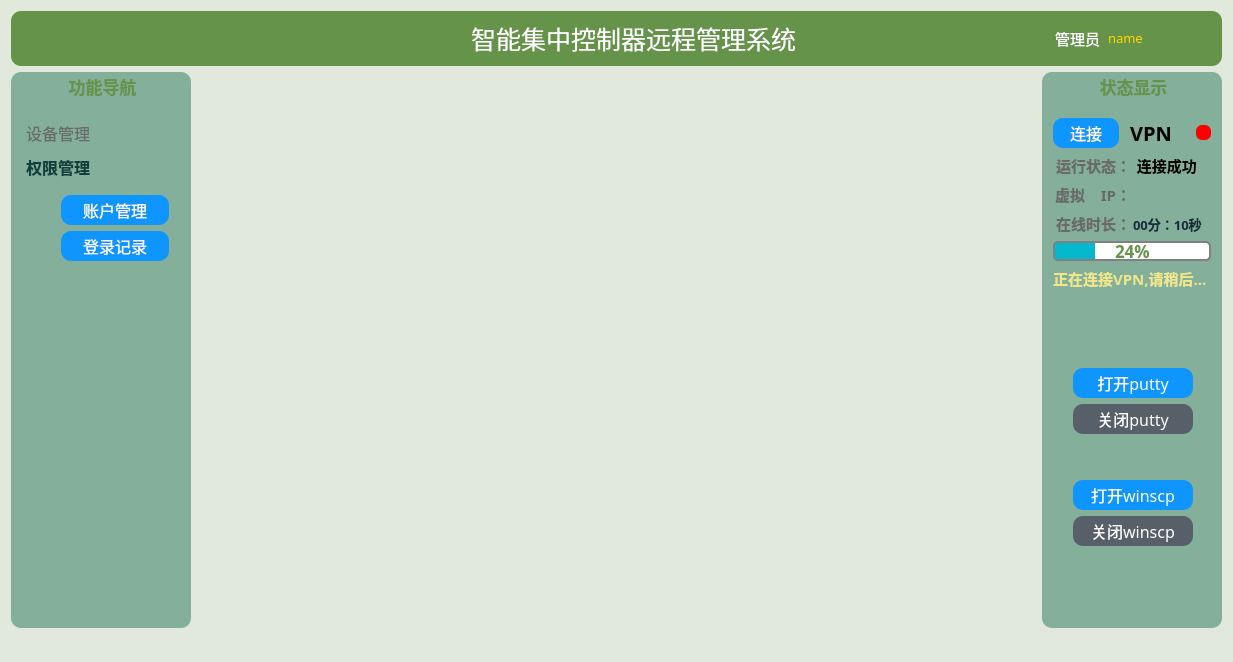
Old version of the form management/managementtool.ui in the repository wwkl3385/ManagementTool.
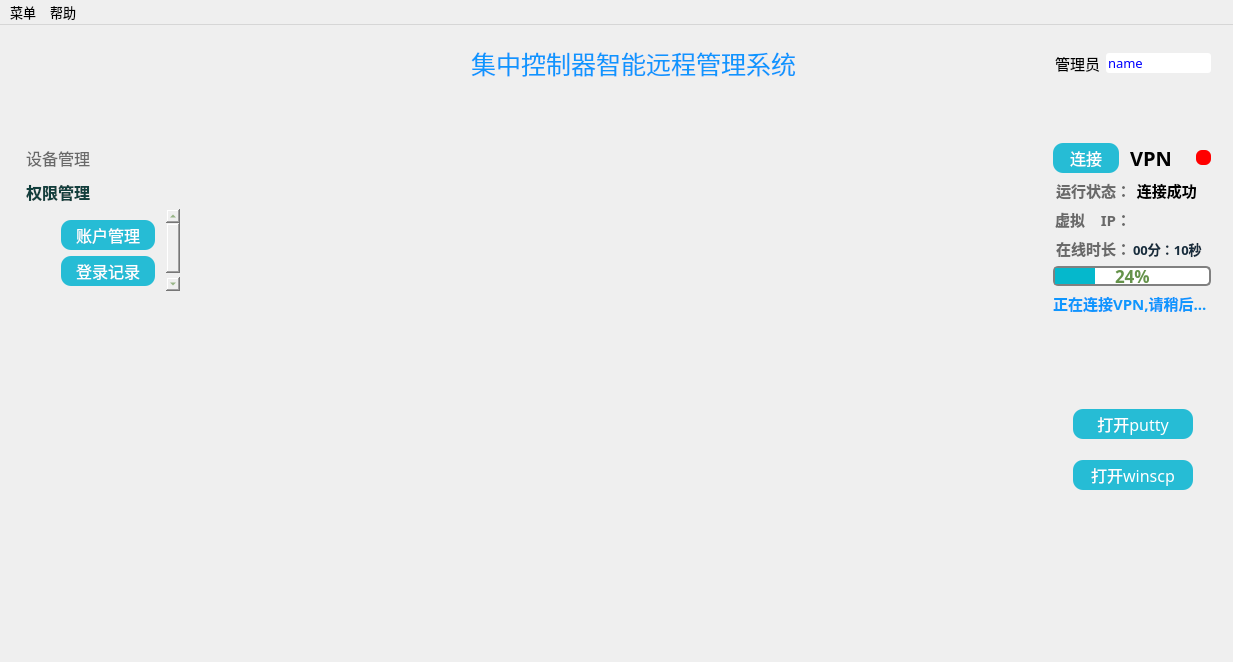
New version of the form. The open tabs and pages were chosen to show the change. Icons and pictures are not drawn.

```diff
--- a/management/managementtool.ui
+++ b/management/managementtool.ui
@@ -26,16 +26,19 @@
    <string>ManagementTool</string>
   </property>
   <property name="styleSheet">
-   <string notr="true">background-color: rgb(225,233,220);
-color: rgb(20,68,106);
-border-radius:10px;
-font:10pt;
-font-family:Microsoft Yahei;
+   <string notr="true">
 
 
 </string>
   </property>
   <widget class="QWidget" name="centralWidget">
+   <property name="styleSheet">
+    <string notr="true">color: rgb(101,147,74);
+border-radius:3px;
+font:13pt;
+font:bold;
+font-family:Microsoft Yahei;</string>
+   </property>
    <layout class="QGridLayout" name="gridLayout_6">
     <item row="0" column="0" colspan="3">
      <widget class="QFrame" name="headerFrame">
@@ -49,7 +52,7 @@
        <string notr="true">color:white;
 font:23pt;
 font-family:Microsoft Yahei;
-background-color: rgb(101,147,74);</string>
+</string>
       </property>
       <property name="frameShape">
        <enum>QFrame::WinPanel</enum>
@@ -70,13 +73,13 @@
           </font>
          </property>
          <property name="styleSheet">
-          <string notr="true">color:white;
+          <string notr="true">color:rgb(14 , 150 , 254);
 font:19pt;
 font-family:Microsoft Yahei;
-background-color: rgb(101,147,74);</string>
+</string>
          </property>
          <property name="text">
-          <string>智能集中控制器远程管理系统</string>
+          <string>集中控制器智能远程管理系统</string>
          </property>
          <property name="alignment">
           <set>Qt::AlignCenter</set>
@@ -130,10 +133,10 @@
          <item>
           <widget class="QLabel" name="nameLabel">
            <property name="styleSheet">
-            <string notr="true">color:white;
+            <string notr="true">color:black;
 font:11pt;
 font-family:Microsoft Yahei;
-background-color: rgb(101,147,74);</string>
+</string>
            </property>
            <property name="text">
             <string>管理员</string>
@@ -152,9 +155,9 @@
             <enum>Qt::LeftToRight</enum>
            </property>
            <property name="styleSheet">
-            <string notr="true">color: gold;
+            <string notr="true">color:blue;
 font:10pt;
-font-family:Microsoft Yahei;</string>
+</string>
            </property>
            <property name="text">
             <string>name</string>
@@ -181,7 +184,7 @@
          <property name="iconSize">
           <size>
            <width>80</width>
-           <height>50</height>
+           <height>40</height>
           </size>
          </property>
         </widget>
@@ -204,7 +207,7 @@
        </size>
       </property>
       <property name="styleSheet">
-       <string notr="true">background-color: rgb(131,175,155);
+       <string notr="true">
 color: rgb(101,147,74);
 border-radius:10px;
 font:13pt;
@@ -212,7 +215,7 @@
 font-family:Microsoft Yahei;</string>
       </property>
       <property name="title">
-       <string>功能导航</string>
+       <string/>
       </property>
       <property name="alignment">
        <set>Qt::AlignCenter</set>
@@ -223,20 +226,20 @@
          <property name="minimumSize">
           <size>
            <width>0</width>
-           <height>180</height>
+           <height>150</height>
           </size>
          </property>
          <property name="maximumSize">
           <size>
            <width>16777215</width>
-           <height>180</height>
+           <height>150</height>
           </size>
          </property>
          <property name="styleSheet">
           <string notr="true">QToolBox::tab {
 background: qlineargradient(x1: 0, y1: 0, x2: 0, y2: 1,
-					stop: 0   rgb(151,173,172), stop: 0.4 rgb(203,203,203),
-					stop: 0.5 rgb(203,203,203), stop: 1.0 rgb(151,173,172));
+					stop: 0   rgb(203,203,203), stop: 0.4 rgb(210,210,210),
+					stop: 0.5 rgb(210,210,210), stop: 1.0 rgb(203,203,203));
 border-radius: 5px;
 font:宋体;
 font:12pt;
@@ -246,8 +249,8 @@
 
 QToolBox::tab:selected { /* italicize selected tabs */
 background: qlineargradient(x1: 0, y1: 0, x2: 0, y2: 1,
-					stop: 0   rgb(50 , 100 , 250), stop: 0.4 rgb(14 , 150 , 254),
-					stop: 0.5 rgb(14 , 150 , 254), stop: 1.0 rgb(50 , 100 , 250));
+					stop: 0   deepskyblue, stop: 0.4 skyblue,
+					stop: 0.5 skyblue, stop: 1.0 deepskyblue);
 font:bold;
 color: rgb(17,63,61);
 border-radius: 5px;
@@ -369,26 +372,13 @@
             <x>0</x>
             <y>0</y>
             <width>162</width>
-            <height>114</height>
+            <height>84</height>
            </rect>
           </property>
           <attribute name="label">
            <string>权限管理</string>
           </attribute>
           <layout class="QGridLayout" name="gridLayout_7">
-           <item row="2" column="1">
-            <spacer name="verticalSpacer_8">
-             <property name="orientation">
-              <enum>Qt::Vertical</enum>
-             </property>
-             <property name="sizeHint" stdset="0">
-              <size>
-               <width>20</width>
-               <height>40</height>
-              </size>
-             </property>
-            </spacer>
-           </item>
            <item row="0" column="1">
             <widget class="QPushButton" name="accountPushButton">
              <property name="minimumSize">
@@ -408,7 +398,7 @@
 {
     font-family:Microsoft Yahei;
     color:white;
-    background-color:rgb(14 , 150 , 254);
+    background-color:rgb(38,188,213);
     border-radius:10px;
 	font: 12pt;
 }
@@ -449,7 +439,7 @@
 {
     font-family:Microsoft Yahei;
     color:white;
-    background-color:rgb(14 , 150 , 254);
+    background-color:rgb(38,188,213);
     border-radius:10px;
 	font: 12pt;
 }
@@ -544,7 +534,7 @@
        </size>
       </property>
       <property name="styleSheet">
-       <string notr="true">background-color: rgb(131,175,155);
+       <string notr="true">
 color: rgb(101,147,74);
 border-radius:10px;
 font:13pt;
@@ -552,7 +542,7 @@
 font-family:Microsoft Yahei;</string>
       </property>
       <property name="title">
-       <string>状态显示</string>
+       <string/>
       </property>
       <property name="alignment">
        <set>Qt::AlignCenter</set>
@@ -733,10 +723,13 @@
          <property name="orientation">
           <enum>Qt::Vertical</enum>
          </property>
+         <property name="sizeType">
+          <enum>QSizePolicy::Minimum</enum>
+         </property>
          <property name="sizeHint" stdset="0">
           <size>
            <width>20</width>
-           <height>158</height>
+           <height>150</height>
           </size>
          </property>
         </spacer>
@@ -771,7 +764,7 @@
 {
     font-family:Microsoft Yahei;
     color:white;
-    background-color:rgb(14 , 150 , 254);
+    background-color:rgb(38,188,213);
     border-radius:10px;
 	font: 12pt;
 }
@@ -799,53 +792,6 @@
            </property>
           </widget>
          </item>
-         <item>
-          <widget class="QPushButton" name="puttyPushButtonClose">
-           <property name="minimumSize">
-            <size>
-             <width>0</width>
-             <height>30</height>
-            </size>
-           </property>
-           <property name="maximumSize">
-            <size>
-             <width>120</width>
-             <height>16777215</height>
-            </size>
-           </property>
-           <property name="styleSheet">
-            <string notr="true">QPushButton
-{
-    font-family:Microsoft Yahei;
-    color:white;
-    background-color:rgb(87,96,105);
-    border-radius:10px;
-	font: 12pt;
-}
-
-QPushButton:hover
-{
-    background-color:rgb(84,115,135);
-}
-
-QPushButton:pressed
-{
-    background-color:rgb(14 , 100 , 228);
-    padding-left:4px;
-    padding-top:4px;
-}
-QPushButton:unpressed
-{
-    background-color:rgb(0 , 100 , 0);
-    padding-left:4px;
-    padding-top:4px;
-}</string>
-           </property>
-           <property name="text">
-            <string>关闭putty</string>
-           </property>
-          </widget>
-         </item>
          <item>
           <spacer name="verticalSpacer_3">
            <property name="orientation">
@@ -856,8 +802,8 @@
            </property>
            <property name="sizeHint" stdset="0">
             <size>
-             <width>20</width>
-             <height>40</height>
+             <width>15</width>
+             <height>15</height>
             </size>
            </property>
           </spacer>
@@ -881,7 +827,7 @@
 {
     font-family:Microsoft Yahei;
     color:white;
-    background-color:rgb(14 , 150 , 254);
+    background-color:rgb(38,188,213);
     border-radius:10px;
 	font: 12pt;
 }
@@ -909,53 +855,6 @@
            </property>
           </widget>
          </item>
-         <item>
-          <widget class="QPushButton" name="winscpPushButtonClose">
-           <property name="minimumSize">
-            <size>
-             <width>0</width>
-             <height>30</height>
-            </size>
-           </property>
-           <property name="maximumSize">
-            <size>
-             <width>120</width>
-             <height>16777215</height>
-            </size>
-           </property>
-           <property name="styleSheet">
-            <string notr="true">QPushButton
-{
-    font-family:Microsoft Yahei;
-    color:white;
-    background-color:rgb(87,96,105);
-    border-radius:10px;
-	font: 12pt;
-}
-
-QPushButton:hover
-{
-    background-color:rgb(84,115,135);
-}
-
-QPushButton:pressed
-{
-    background-color:rgb(14 , 100 , 228);
-    padding-left:4px;
-    padding-top:4px;
-}
-QPushButton:unpressed
-{
-    background-color:rgb(0 , 100 , 0);
-    padding-left:4px;
-    padding-top:4px;
-}</string>
-           </property>
-           <property name="text">
-            <string>关闭winscp</string>
-           </property>
-          </widget>
-         </item>
         </layout>
        </item>
        <item row="8" column="0">
@@ -986,7 +885,7 @@
 {
     font-family:Microsoft Yahei;
     color:white;
-    background-color:rgb(14 , 150 , 254);
+    background-color:rgb(38,188,213);
     border-radius:10px;
 	font: 12pt;
 }
@@ -1099,7 +998,7 @@
        <item row="7" column="0">
         <widget class="QLabel" name="connectVpnLabel">
          <property name="styleSheet">
-          <string notr="true">color: khaki;
+          <string notr="true">color:rgb(14 , 150 , 254);
 border-radius:6px;
 font:11pt;
 font:bold;
@@ -1134,8 +1033,33 @@
     </item>
    </layout>
   </widget>
-  <widget class="QStatusBar" name="statusBar"/>
-  <action name="actionexit">
+  <widget class="QMenuBar" name="menuBar">
+   <property name="geometry">
+    <rect>
+     <x>0</x>
+     <y>0</y>
+     <width>1233</width>
+     <height>23</height>
+    </rect>
+   </property>
+   <widget class="QMenu" name="menu">
+    <property name="title">
+     <string>菜单</string>
+    </property>
+    <addaction name="exitAction"/>
+    <addaction name="separator"/>
+    <addaction name="aboutAction"/>
+   </widget>
+   <widget class="QMenu" name="menu_2">
+    <property name="title">
+     <string>帮助</string>
+    </property>
+    <addaction name="helpAction"/>
+   </widget>
+   <addaction name="menu"/>
+   <addaction name="menu_2"/>
+  </widget>
+  <action name="helpAction">
    <property name="text">
     <string>exit(&amp;E)</string>
    </property>
```
Left out of the diff: 131 changed lines with no effect on the pictures.
